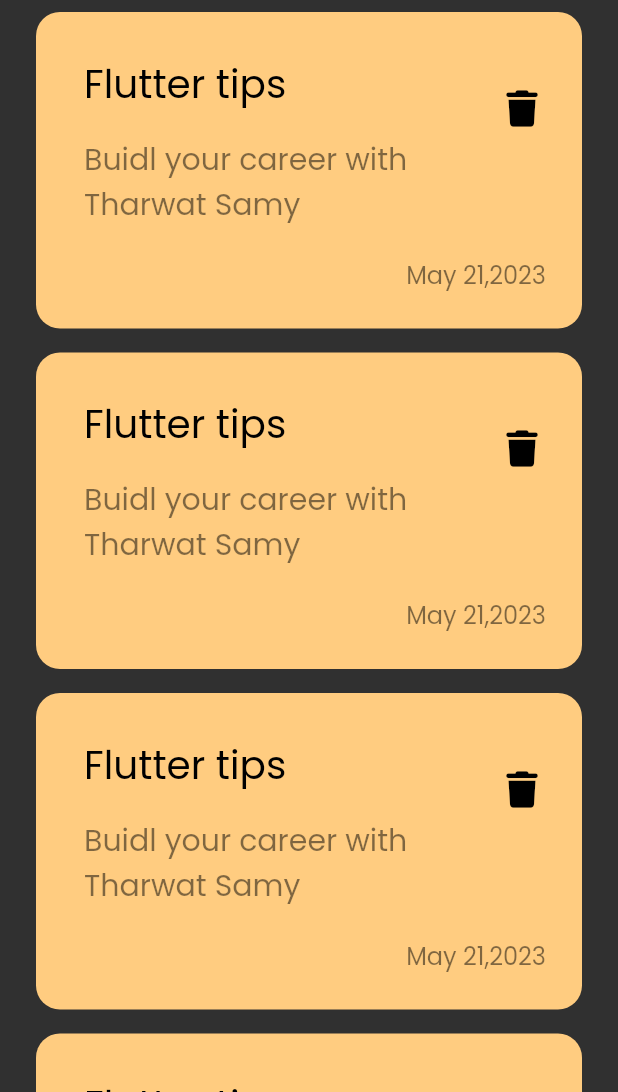
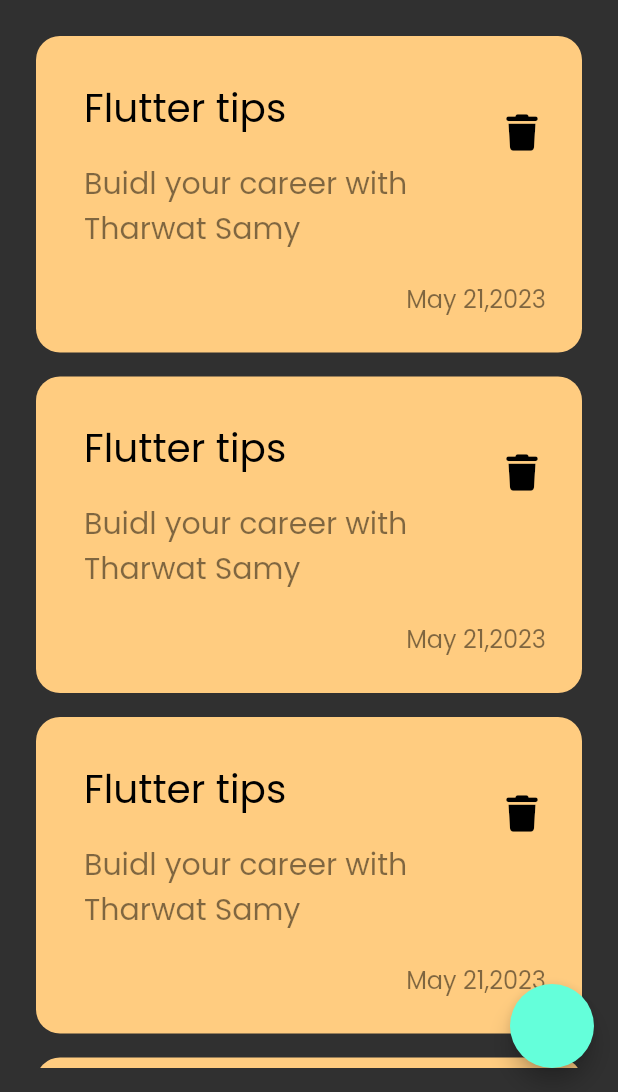
Before and after one commit to sahar1020/notse_app, a Flutter app: the screen it shows after launch, on a phone screen of 412 x 824 dp, the part 144-1236 px from its top. Run offline on Flutter 3.47's test engine with Material 2 defaults, Android fonts, the phone set to English and light mode, and no system bars; our stand-ins replace font_awesome_flutter.

Commit message:
create floting botton and custom add note botton sheet

```diff
--- a/lib/views/notes_view.dart
+++ b/lib/views/notes_view.dart
@@ -1,4 +1,5 @@
 import 'package:flutter/material.dart';
+import 'package:notes_app/views/widgets/custom_Add_note_bottom_sheet.dart';
 
 import 'package:notes_app/views/widgets/custom_note_body.dart';
 
@@ -7,8 +8,14 @@ class NotesView extends StatelessWidget {
 
   @override
   Widget build(BuildContext context) {
-    return const Scaffold(
-      body: NotesViewBody(),
+    return  Scaffold(
+      floatingActionButton: FloatingActionButton(onPressed: (){
+
+        showModalBottomSheet(context: context, builder: (context){
+          return AddNoteBottomSheet();
+        });
+      }),
+      body:const NotesViewBody(),
     );
   }
 }
--- a/lib/views/widgets/custom_note_body.dart
+++ b/lib/views/widgets/custom_note_body.dart
@@ -2,7 +2,7 @@ import 'package:flutter/material.dart';
 import 'package:notes_app/views/widgets/custom_notes_list_view.dart';
 
 import 'custom_appbar.dart';
-import 'custom_note_item.dart';
+
 
 class NotesViewBody extends StatelessWidget {
   const NotesViewBody({super.key});
--- a/lib/views/widgets/custom_notes_list_view.dart
+++ b/lib/views/widgets/custom_notes_list_view.dart
@@ -7,11 +7,16 @@ class NotesListView extends StatelessWidget {
 
   @override
   Widget build(BuildContext context) {
-    return ListView.builder(itemBuilder: (context,int){
-      return Padding(
-        padding: const EdgeInsets.symmetric(vertical: 8),
-        child: const NoteItem(),
-      );
-    });
+    return Padding(
+      padding: const EdgeInsets.symmetric(vertical: 16),
+      child: ListView.builder(
+        padding: EdgeInsets.zero,
+        itemBuilder: (context,int){
+        return Padding(
+          padding: const EdgeInsets.symmetric(vertical: 8),
+          child: const NoteItem(),
+        );
+      }),
+    );
   }
 }
```
Also changed, not shown: lib/views/widgets/custom_Add_note_bottom_sheet.dart (added, +10 -0 lines).
